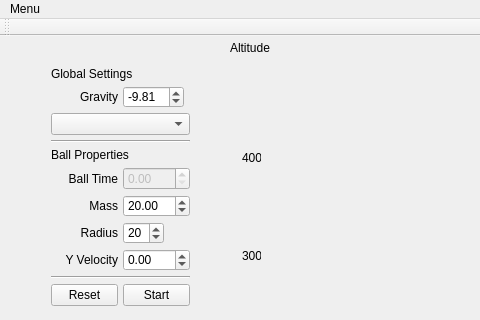
ExaByTEz/CS343FinalProject, file forms/gravitymainwindow.ui: the form before one commit; both pictures show x 0 to 480 and y 0 to 320 of the 800 by 650 pixel window.
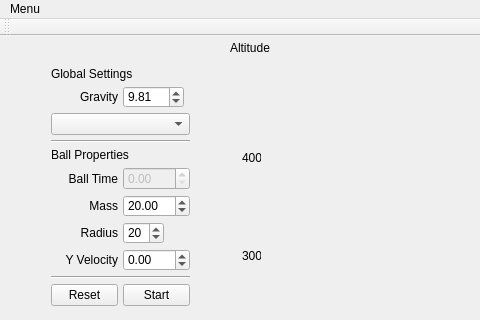
The form after the commit. Custom widgets are drawn as their Qt base class.

What changed in the file:
```diff
--- a/forms/gravitymainwindow.ui
+++ b/forms/gravitymainwindow.ui
@@ -409,7 +409,7 @@
         <double>1.000000000000000</double>
        </property>
        <property name="value">
-        <double>-9.810000000000000</double>
+        <double>9.810000000000000</double>
        </property>
       </widget>
      </item>
```
Left out of the diff: 5 changed lines with no effect on the pictures.
